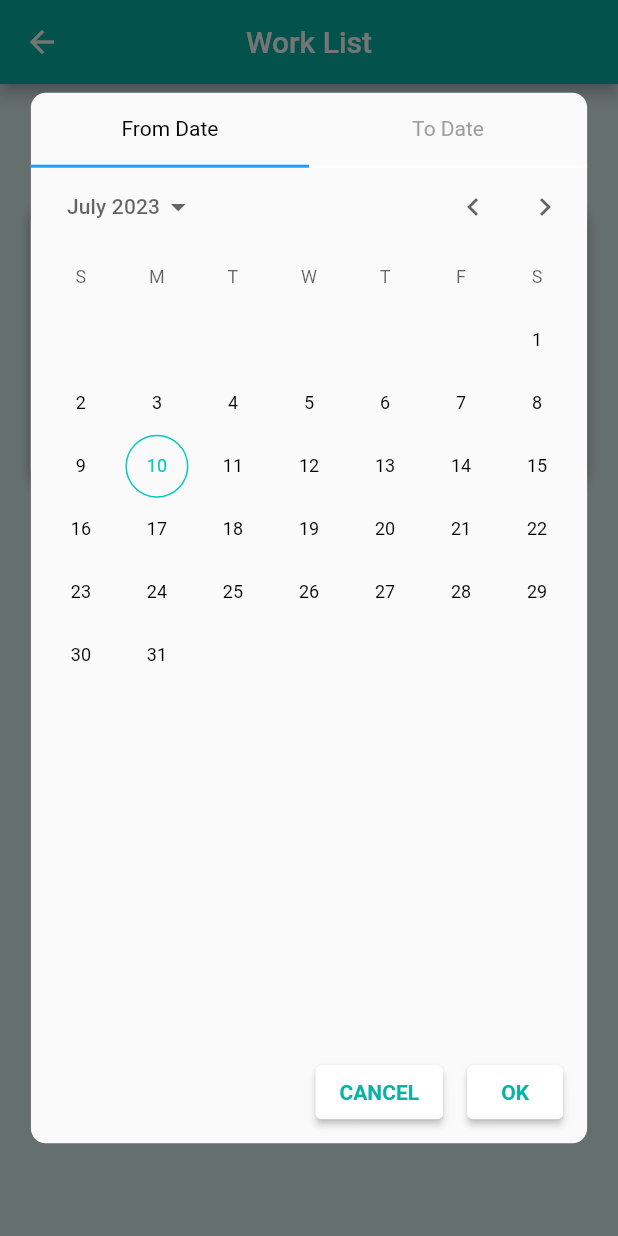
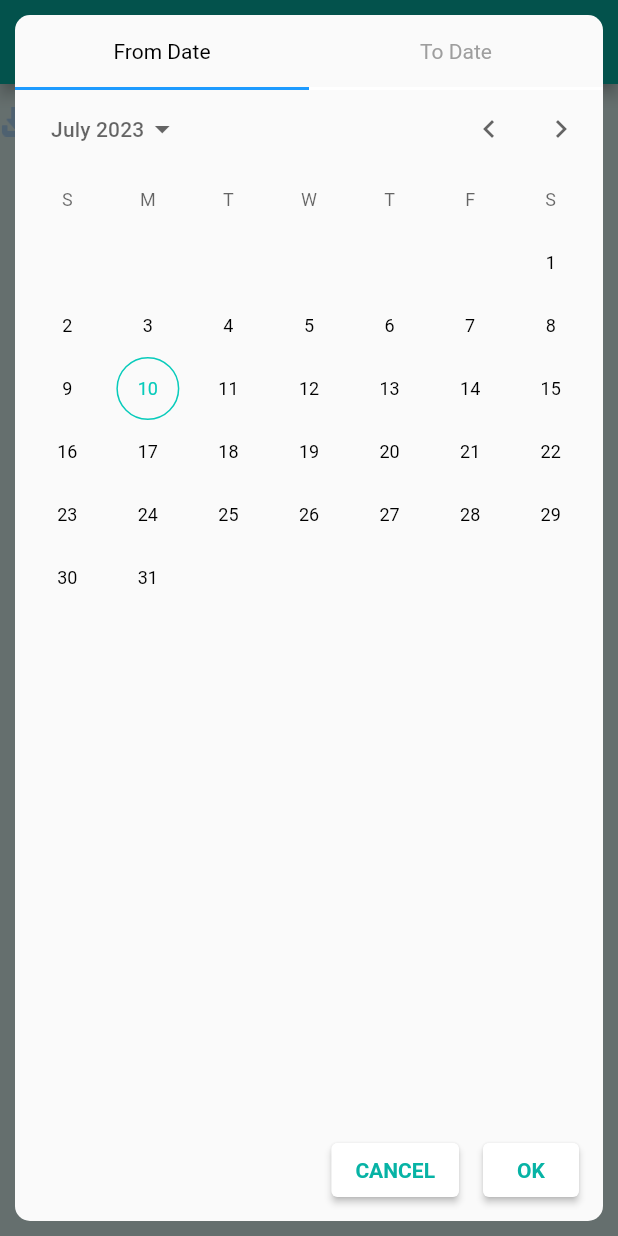
Before and after one commit to KaviAndroid/inspectionflutter, a Flutter app: the ATR_Offline_worklist screen opened directly, after a tap on the "calendar month" icon, on a phone screen of 412 x 824 dp. Run offline on Flutter 3.47's test engine with Material 2 defaults, Android fonts, the phone set to English and light mode, and no system bars; drawn by our look-alikes of calendar_date_picker2; our stand-ins replace awesome_notifications, device_info, dropdown_button2, flutter_spinkit, flutter_staggered_animations, flutter_svg and 13 more; missing offline and left inert: dart:ffi, dart_jsonwebtoken, encrypt, open_settings, syncfusion_flutter_pdfviewer; accounts and stored records are empty.

Commit message:
Widget issues fixed

```diff
--- a/lib/Activity/ATR_Offline.dart
+++ b/lib/Activity/ATR_Offline.dart
@@ -155,11 +155,12 @@ class _ATR_Offline_worklistState extends State<ATR_Offline_worklist>
                           const SizedBox(
                             width: 10,
                           ),
-                          Text(s.download_text,
-                              style: GoogleFonts.getFont('Roboto',
-                                  fontSize: 17,
-                                  fontWeight: FontWeight.w900,
-                                  color: c.primary_text_color2))
+                          Expanded(
+                              child: Text(s.download_text,
+                                  style: GoogleFonts.getFont('Roboto',
+                                      fontSize: 17,
+                                      fontWeight: FontWeight.w900,
+                                      color: c.primary_text_color2)))
                         ],
                       ),
                     ),
--- a/lib/Activity/Home.dart
+++ b/lib/Activity/Home.dart
@@ -601,6 +601,9 @@ class _HomeState extends State<Home> {
                                 Container(
                                   margin: EdgeInsets.fromLTRB(0, 15, 0, 0),
                                   child: Row(
+                                    mainAxisAlignment: MainAxisAlignment.center,
+                                    crossAxisAlignment:
+                                        CrossAxisAlignment.center,
                                     children: [
                                       _rural_urban_selection_Widget(
                                           s.rural_area, imagePath.rural, 1),
--- a/lib/Activity/Login.dart
+++ b/lib/Activity/Login.dart
@@ -304,6 +304,9 @@ class LoginState extends State<Login> {
                                         ),
                                       ),
                                     ),
+                                    SizedBox(
+                                      height: 20,
+                                    )
                                   ]),
                             ),
                           ),
--- a/lib/Activity/RDPR_Online.dart
+++ b/lib/Activity/RDPR_Online.dart
@@ -228,7 +228,7 @@ class _RDPR_OnlineState extends State<RDPR_Online> {
                             ]),
                       ),
                       SizedBox(
-                        height: 50,
+                        height: 30,
                       ),
                       InkWell(
                         onTap: () {
@@ -271,7 +271,7 @@ class _RDPR_OnlineState extends State<RDPR_Online> {
                             ]),
                       ),
                       SizedBox(
-                        height: 50,
+                        height: 30,
                       ),
                       InkWell(
                         onTap: () {
--- a/lib/Activity/WorkList.dart
+++ b/lib/Activity/WorkList.dart
@@ -970,9 +970,9 @@ class _WorkListState extends State<WorkList> {
                                                                                             )));
                                                                               },
                                                                               child: Container(
-                                                                                transform: Matrix4.translationValues(20.0, 0.0, 0.0),
-                                                                                width: 100,
-                                                                                padding: EdgeInsets.fromLTRB(0, 5, 0, 0),
+                                                                                //transform: Matrix4.translationValues(20.0, 0.0, 0.0),
+                                                                                width: 30,
+                                                                                // padding: EdgeInsets.fromLTRB(0, 5, 0, 0),
                                                                                 child: Image.asset(
                                                                                   imagePath.ic_camera,
                                                                                   color: c.primary_text_color2,
--- a/lib/Utils/utils.dart
+++ b/lib/Utils/utils.dart
@@ -926,9 +926,8 @@ class Utils {
     await showDialog<void>(
       context: context,
       builder: (BuildContext context) {
-        return FractionallySizedBox(
-          widthFactor: 0.9, // Adjust this value as needed
-          heightFactor: 0.85,
+        return Container(
+            margin: EdgeInsets.all(10),
             child: Material(
               shape: RoundedRectangleBorder(
                 borderRadius: BorderRadius.circular(10.0),
@@ -1090,8 +1089,8 @@ class Utils {
                                     Navigator.of(context).pop();
                                   } else {
                                     if (selectedFromDate == null) {
-                                    customAlertWidet(
-                                        context, "Error", s.fromDate_required);
+                                      customAlertWidet(context, "Error",
+                                          s.fromDate_required);
                                     } else if (selectedToDate == null) {
                                       customAlertWidet(
                                           context, "Error", s.endDate_Required);
@@ -1122,8 +1121,7 @@ class Utils {
                   );
                 },
               ),
-          ),
-        );
+            ));
       },
     );
     return jsonValue;
```
Lines whose indentation alone changed are shown as unchanged.
